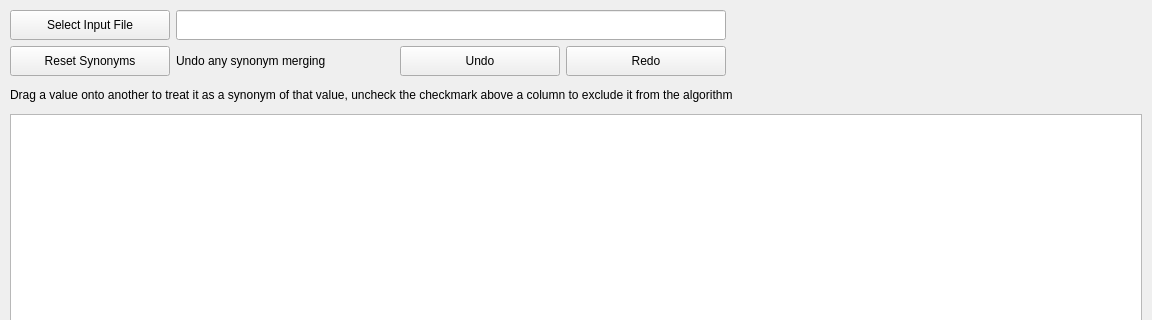
This is assets/main_window.ui in Bensikrac/GroupGen as Qt 5 draws it before an edit; both pictures show x 0 to 1152 and y 0 to 320 of the 1152 by 648 pixel window. The edited form follows.
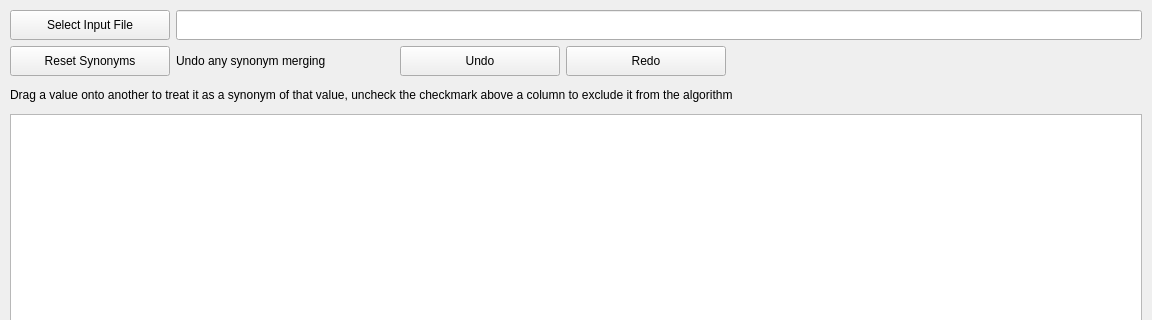
This is the edited form. Custom widgets are drawn as their Qt base class.

Commit message: input file spans whole window

Diff of the .ui file:
```diff
--- a/assets/main_window.ui
+++ b/assets/main_window.ui
@@ -45,7 +45,7 @@
     <item>
      <widget class="QWidget" name="input_picker_layout" native="true">
       <property name="sizePolicy">
-       <sizepolicy hsizetype="Fixed" vsizetype="Fixed">
+       <sizepolicy hsizetype="Preferred" vsizetype="Fixed">
         <horstretch>0</horstretch>
         <verstretch>0</verstretch>
        </sizepolicy>
@@ -91,7 +91,7 @@
        <item>
         <widget class="QLineEdit" name="input_file_path_line_edit">
          <property name="sizePolicy">
-          <sizepolicy hsizetype="Fixed" vsizetype="Fixed">
+          <sizepolicy hsizetype="Preferred" vsizetype="Fixed">
            <horstretch>0</horstretch>
            <verstretch>0</verstretch>
           </sizepolicy>
```
